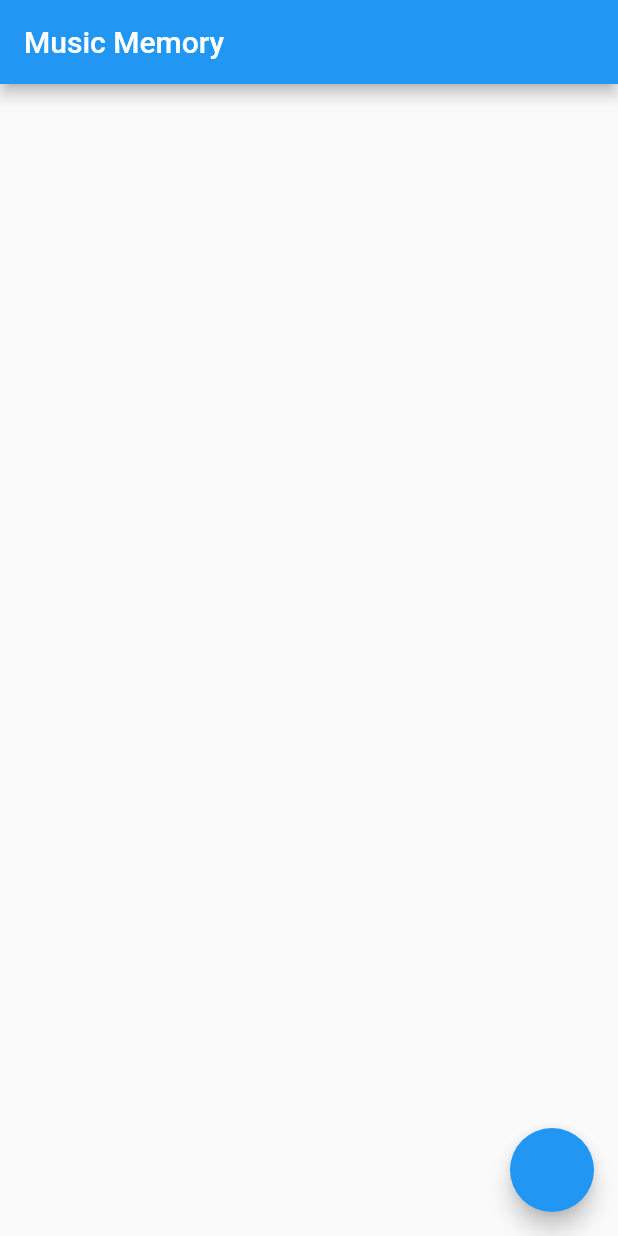
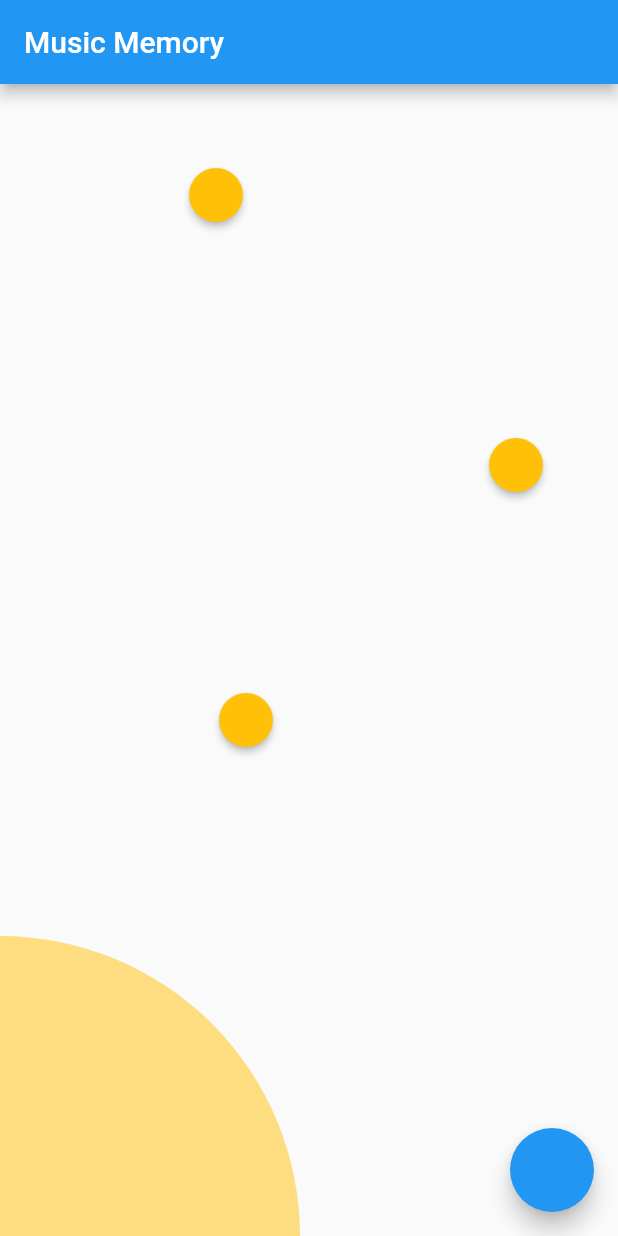
Before and after one commit to kenta-wakasa/music_memory, a Flutter app: the screen it shows after launch, on a phone screen of 412 x 824 dp. Run offline on Flutter 3.47's test engine with Material 2 defaults, Android fonts, the light colour scheme and no system bars; our stand-ins replace audioplayers.

Commit message:
正解判定まで

```diff
--- a/lib/main.dart
+++ b/lib/main.dart
@@ -27,11 +27,79 @@ class MainPage extends StatefulWidget {
 
 class _MainPageState extends State<MainPage> {
   final player = AudioCache();
+  bool clear = false;
   @override
   Widget build(BuildContext context) {
     return Scaffold(
       appBar: AppBar(
         title: Text(widget.title),
+      ),
+      body: Stack(
+        children: [
+          Positioned(
+            left: 100,
+            top: 50,
+            child: SoundButton(
+              player: player,
+              fileName: 'se_001.mp3',
+            ),
+          ),
+          Positioned(
+            left: 300,
+            top: 230,
+            child: SoundButton(
+              player: player,
+              fileName: 'se_002.mp3',
+            ),
+          ),
+          Positioned(
+            left: 120,
+            top: 400,
+            child: SoundButton(
+              player: player,
+              fileName: 'se_003.mp3',
+            ),
+          ),
+          Positioned(
+            bottom: 0,
+            left: 0,
+            child: DragTarget<String>(
+              builder: (
+                context,
+                accepted,
+                rejected,
+              ) {
+                return Container(
+                  width: 200,
+                  height: 200,
+                  decoration: BoxDecoration(
+                    borderRadius: BorderRadius.only(
+                      topRight: Radius.circular(200),
+                    ),
+                    color: Colors.amber.withOpacity(.5),
+                  ),
+                );
+              },
+              onAccept: (fileName) {
+                if (fileName == 'se_002.mp3') {
+                  setState(() {
+                    clear = true;
+                  });
+                }
+              },
+            ),
+          ),
+          if (clear)
+            Center(
+              child: Text(
+                'CLEAR!!',
+                style: TextStyle(
+                  fontSize: 40,
+                  fontWeight: FontWeight.w900,
+                ),
+              ),
+            )
+        ],
       ),
       floatingActionButton: FloatingActionButton(
         onPressed: () {
@@ -41,3 +109,30 @@ class _MainPageState extends State<MainPage> {
     );
   }
 }
+
+class SoundButton extends StatelessWidget {
+  SoundButton({required this.player, required this.fileName});
+  final AudioCache player;
+  final String fileName;
+  @override
+  Widget build(BuildContext context) {
+    return Draggable<String>(
+      data: fileName,
+      child: RawMaterialButton(
+        onPressed: () {
+          player.play(fileName);
+        },
+        shape: CircleBorder(),
+        fillColor: Colors.amber,
+      ),
+      feedback: RawMaterialButton(
+        onPressed: () {
+          player.play(fileName);
+        },
+        shape: CircleBorder(),
+        fillColor: Colors.amber,
+      ),
+      childWhenDragging: const SizedBox.shrink(),
+    );
+  }
+}
```
Also changed, not shown: 2 other files.
